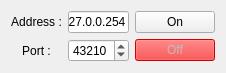
Before: the Qt Designer form 09-CodageDetecterLecteurs/MonoThread/mainwindow.ui in BriceJamin/BriceJamin-ProjetSuPer, drawn with Qt 5.
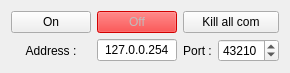
After: the same form once the commit is applied.

Commit message: [New] Bouton Kill all com

The edit to the form file:
```diff
--- a/09-CodageDetecterLecteurs/MonoThread/mainwindow.ui
+++ b/09-CodageDetecterLecteurs/MonoThread/mainwindow.ui
@@ -6,7 +6,7 @@
    <rect>
     <x>0</x>
     <y>0</y>
-    <width>222</width>
+    <width>278</width>
     <height>72</height>
    </rect>
   </property>
@@ -15,34 +15,14 @@
   </property>
   <widget class="QWidget" name="centralWidget">
    <layout class="QGridLayout" name="gridLayout">
-    <item row="1" column="2">
+    <item row="0" column="0">
      <widget class="QPushButton" name="onPushButton">
       <property name="text">
        <string>On</string>
       </property>
      </widget>
     </item>
-    <item row="2" column="0">
-     <widget class="QLabel" name="portLabel">
-      <property name="text">
-       <string>Port :</string>
-      </property>
-      <property name="alignment">
-       <set>Qt::AlignCenter</set>
-      </property>
-     </widget>
-    </item>
-    <item row="2" column="1">
-     <widget class="QSpinBox" name="portSpinBox">
-      <property name="maximum">
-       <number>65535</number>
-      </property>
-      <property name="value">
-       <number>43210</number>
-      </property>
-     </widget>
-    </item>
-    <item row="2" column="2">
+    <item row="0" column="1">
      <widget class="QPushButton" name="offPushButton">
       <property name="enabled">
        <bool>false</bool>
@@ -55,13 +35,10 @@
       </property>
      </widget>
     </item>
-    <item row="1" column="1">
-     <widget class="QLineEdit" name="addressLineEdit">
+    <item row="0" column="2" colspan="2">
+     <widget class="QPushButton" name="killAllComPushButton">
       <property name="text">
-       <string notr="true">127.0.0.254</string>
-      </property>
-      <property name="alignment">
-       <set>Qt::AlignCenter</set>
+       <string>Kill all com</string>
       </property>
      </widget>
     </item>
@@ -75,6 +52,36 @@
       </property>
      </widget>
     </item>
+    <item row="1" column="1">
+     <widget class="QLineEdit" name="addressLineEdit">
+      <property name="text">
+       <string notr="true">127.0.0.254</string>
+      </property>
+      <property name="alignment">
+       <set>Qt::AlignCenter</set>
+      </property>
+     </widget>
+    </item>
+    <item row="1" column="2">
+     <widget class="QLabel" name="portLabel">
+      <property name="text">
+       <string>Port :</string>
+      </property>
+      <property name="alignment">
+       <set>Qt::AlignCenter</set>
+      </property>
+     </widget>
+    </item>
+    <item row="1" column="3">
+     <widget class="QSpinBox" name="portSpinBox">
+      <property name="maximum">
+       <number>65535</number>
+      </property>
+      <property name="value">
+       <number>43210</number>
+      </property>
+     </widget>
+    </item>
    </layout>
   </widget>
  </widget>
```
